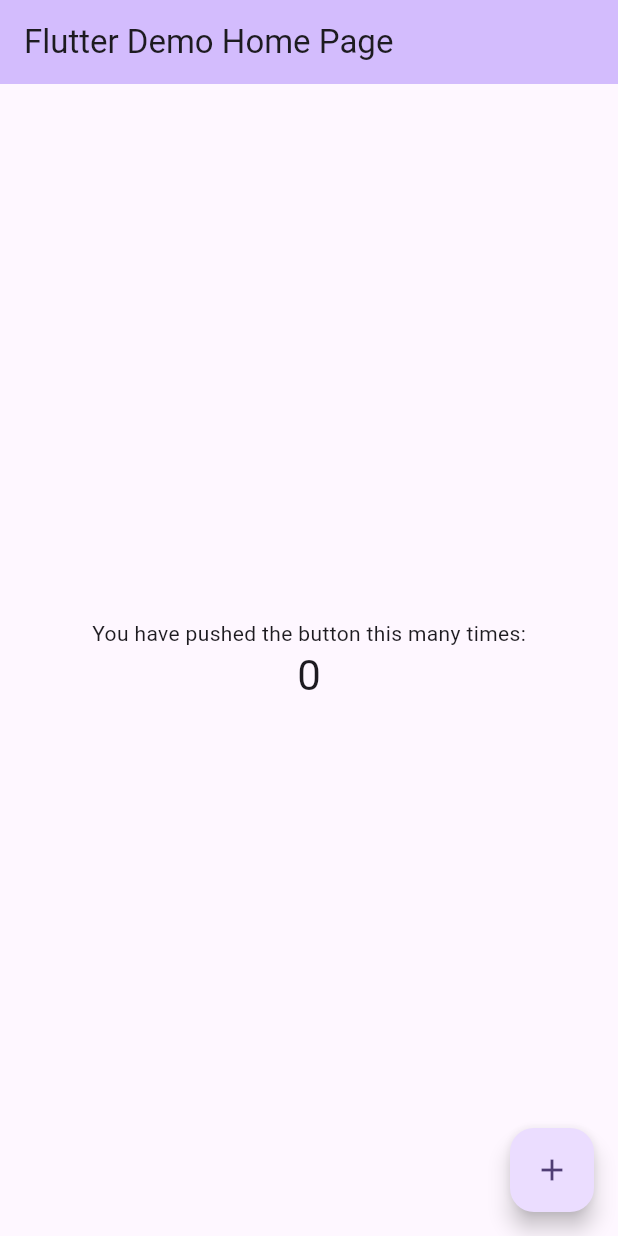
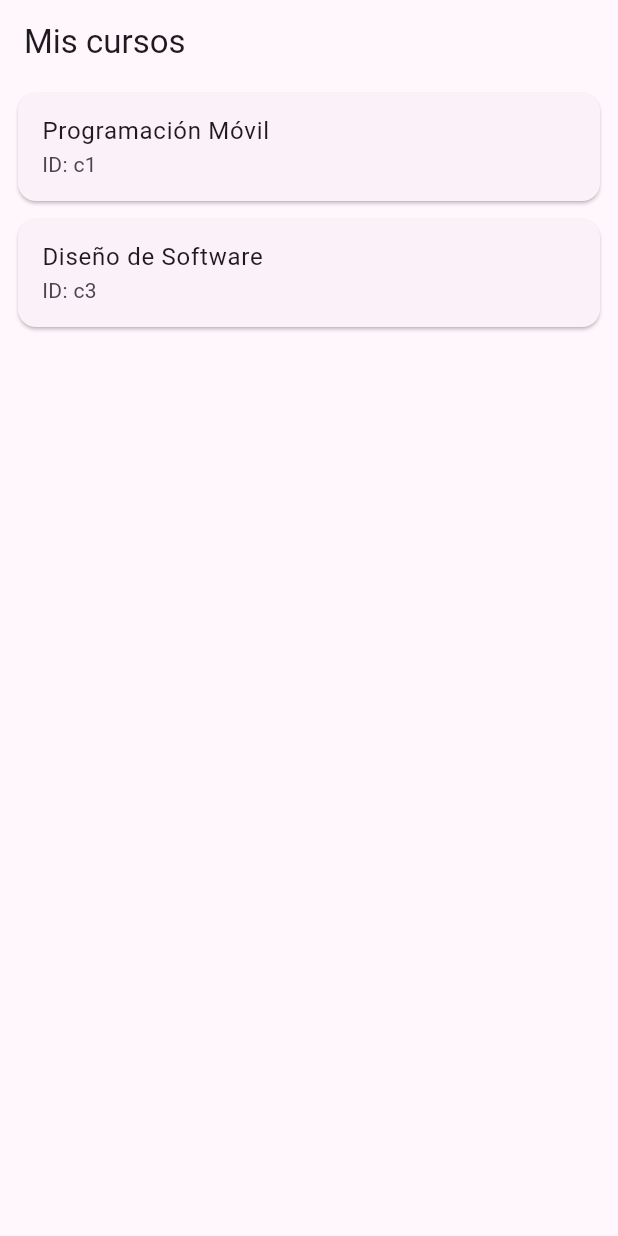
Before and after one commit to lellerena/peer_assessment_app___mobile___flutter, a Flutter app: the screen it shows after launch, on a phone screen of 412 x 824 dp. Run offline on Flutter 3.47's test engine with Material 3 defaults, Android fonts, the phone set to English and light mode, and no system bars; our stand-ins replace get.

Commit message:
Add functionality to view the courses
Add functionality to view the courses a user is enrolled in

```diff
--- /dev/null
+++ b/lib/core/entities/course.dart
@@ -0,0 +1,11 @@
+class Course {
+  final String id;
+  final String name;
+  final List<String> enrolledUserIds;
+
+  Course({
+    required this.id,
+    required this.name,
+    required this.enrolledUserIds
+  });
+}
--- /dev/null
+++ b/lib/core/entities/user.dart
@@ -0,0 +1,9 @@
+class User {
+  final String id;
+  final String name;
+
+  User({
+    required this.id,
+    required this.name
+  });
+}
--- /dev/null
+++ b/lib/features/user_courses/controllers/user_courses_controller.dart
@@ -0,0 +1,23 @@
+import 'package:get/get.dart';
+import '../../../core/entities/course.dart';
+import '../../../core/entities/user.dart';
+import '../dummy_data.dart';
+
+class UserCoursesController extends GetxController {
+  // Usuario actual simulado
+  final currentUser = User(id: 'u1', name: 'Jhon').obs;
+
+  var courses = dummyCourses.obs;
+  var users = dummyUsers.obs;
+
+  // Cursos donde el usuario está inscrito
+  List<Course> get userCourses {
+    return courses
+        .where((c) => c.enrolledUserIds.contains(currentUser.value.id))
+        .toList();
+  }
+
+  List<User> getUsersFromIds(List<String> ids) {
+    return users.where((u) => ids.contains(u.id)).toList();
+  }
+}
--- /dev/null
+++ b/lib/features/user_courses/dummy_data.dart
@@ -0,0 +1,14 @@
+import '../../core/entities/user.dart';
+import '../../core/entities/course.dart';
+
+final dummyUsers = [
+  User(id: 'u1', name: 'Jhon'),
+  User(id: 'u2', name: 'María'),
+  User(id: 'u3', name: 'Pedro'),
+];
+
+final dummyCourses = [
+  Course(id: 'c1', name: 'Programación Móvil', enrolledUserIds: ['u1', 'u2']),
+  Course(id: 'c2', name: 'Bases de Datos', enrolledUserIds: ['u2']),
+  Course(id: 'c3', name: 'Diseño de Software', enrolledUserIds: ['u1', 'u3']),
+];
--- /dev/null
+++ b/lib/features/user_courses/screens/user_courses_screen.dart
@@ -0,0 +1,61 @@
+import 'package:flutter/material.dart';
+import 'package:get/get.dart';
+import '../controllers/user_courses_controller.dart';
+
+class UserCoursesScreen extends StatelessWidget {
+  const UserCoursesScreen({super.key});
+
+  @override
+  Widget build(BuildContext context) {
+    final controller = Get.put(UserCoursesController());
+
+    return Scaffold(
+      appBar: AppBar(title: const Text('Mis cursos')),
+      body: Obx(() {
+        final userCourses = controller.userCourses;
+
+        if (userCourses.isEmpty) {
+          return const Center(child: Text('No estás inscrito en ningún curso.'));
+        }
+
+        return ListView.builder(
+          itemCount: userCourses.length,
+          itemBuilder: (context, index) {
+            final course = userCourses[index];
+            return Card(
+              margin: const EdgeInsets.symmetric(horizontal: 12, vertical: 6),
+              child: ListTile(
+                title: Text(course.name),
+                subtitle: Text("ID: ${course.id}"),
+                onTap: () {
+                  final enrolled = controller.getUsersFromIds(course.enrolledUserIds);
+                  showDialog(
+                    context: context,
+                    builder: (_) => AlertDialog(
+                      title: const Text("Usuarios inscritos"),
+                      content: Column(
+                        mainAxisSize: MainAxisSize.min,
+                        children: enrolled
+                            .map((u) => ListTile(
+                                  title: Text(u.name),
+                                  subtitle: Text(u.id),
+                                ))
+                            .toList(),
+                      ),
+                      actions: [
+                        TextButton(
+                          onPressed: () => Navigator.pop(context),
+                          child: const Text("Cerrar"),
+                        ),
+                      ],
+                    ),
+                  );
+                },
+              ),
+            );
+          },
+        );
+      }),
+    );
+  }
+}
--- a/lib/main.dart
+++ b/lib/main.dart
@@ -1,4 +1,5 @@
 import 'package:flutter/material.dart';
+import 'features/user_courses/screens/user_courses_screen.dart';
 
 void main() {
   runApp(const MyApp());
@@ -7,116 +8,19 @@ void main() {
 class MyApp extends StatelessWidget {
   const MyApp({super.key});
 
-  // This widget is the root of your application.
   @override
   Widget build(BuildContext context) {
     return MaterialApp(
-      title: 'Flutter Demo',
+      title: 'Peer Assessment App',
+      debugShowCheckedModeBanner: false,
       theme: ThemeData(
-        // This is the theme of your application.
-        //
-        // TRY THIS: Try running your application with "flutter run". You'll see
-        // the application has a purple toolbar. Then, without quitting the app,
-        // try changing the seedColor in the colorScheme below to Colors.green
-        // and then invoke "hot reload" (save your changes or press the "hot
-        // reload" button in a Flutter-supported IDE, or press "r" if you used
-        // the command line to start the app).
-        //
-        // Notice that the counter didn't reset back to zero; the application
-        // state is not lost during the reload. To reset the state, use hot
-        // restart instead.
-        //
-        // This works for code too, not just values: Most code changes can be
-        // tested with just a hot reload.
-        colorScheme: ColorScheme.fromSeed(seedColor: Colors.deepPurple),
+        colorScheme: ColorScheme.fromSeed(
+          seedColor: const Color(0xFF6A1B9A),
+          brightness: Brightness.light,
+        ),
+        useMaterial3: true,
       ),
-      home: const MyHomePage(title: 'Flutter Demo Home Page'),
+      home: const UserCoursesScreen(),
     );
   }
 }
-
-class MyHomePage extends StatefulWidget {
-  const MyHomePage({super.key, required this.title});
-
-  // This widget is the home page of your application. It is stateful, meaning
-  // that it has a State object (defined below) that contains fields that affect
-  // how it looks.
-
-  // This class is the configuration for the state. It holds the values (in this
-  // case the title) provided by the parent (in this case the App widget) and
-  // used by the build method of the State. Fields in a Widget subclass are
-  // always marked "final".
-
-  final String title;
-
-  @override
-  State<MyHomePage> createState() => _MyHomePageState();
-}
-
-class _MyHomePageState extends State<MyHomePage> {
-  int _counter = 0;
-
-  void _incrementCounter() {
-    setState(() {
-      // This call to setState tells the Flutter framework that something has
-      // changed in this State, which causes it to rerun the build method below
-      // so that the display can reflect the updated values. If we changed
-      // _counter without calling setState(), then the build method would not be
-      // called again, and so nothing would appear to happen.
-      _counter++;
-    });
-  }
-
-  @override
-  Widget build(BuildContext context) {
-    // This method is rerun every time setState is called, for instance as done
-    // by the _incrementCounter method above.
-    //
-    // The Flutter framework has been optimized to make rerunning build methods
-    // fast, so that you can just rebuild anything that needs updating rather
-    // than having to individually change instances of widgets.
-    return Scaffold(
-      appBar: AppBar(
-        // TRY THIS: Try changing the color here to a specific color (to
-        // Colors.amber, perhaps?) and trigger a hot reload to see the AppBar
-        // change color while the other colors stay the same.
-        backgroundColor: Theme.of(context).colorScheme.inversePrimary,
-        // Here we take the value from the MyHomePage object that was created by
-        // the App.build method, and use it to set our appbar title.
-        title: Text(widget.title),
-      ),
-      body: Center(
-        // Center is a layout widget. It takes a single child and positions it
-        // in the middle of the parent.
-        child: Column(
-          // Column is also a layout widget. It takes a list of children and
-          // arranges them vertically. By default, it sizes itself to fit its
-          // children horizontally, and tries to be as tall as its parent.
-          //
-          // Column has various properties to control how it sizes itself and
-          // how it positions its children. Here we use mainAxisAlignment to
-          // center the children vertically; the main axis here is the vertical
-          // axis because Columns are vertical (the cross axis would be
-          // horizontal).
-          //
-          // TRY THIS: Invoke "debug painting" (choose the "Toggle Debug Paint"
-          // action in the IDE, or press "p" in the console), to see the
-          // wireframe for each widget.
-          mainAxisAlignment: MainAxisAlignment.center,
-          children: <Widget>[
-            const Text('You have pushed the button this many times:'),
-            Text(
-              '$_counter',
-              style: Theme.of(context).textTheme.headlineMedium,
-            ),
-          ],
-        ),
-      ),
-      floatingActionButton: FloatingActionButton(
-        onPressed: _incrementCounter,
-        tooltip: 'Increment',
-        child: const Icon(Icons.add),
-      ), // This trailing comma makes auto-formatting nicer for build methods.
-    );
-  }
-}
```
